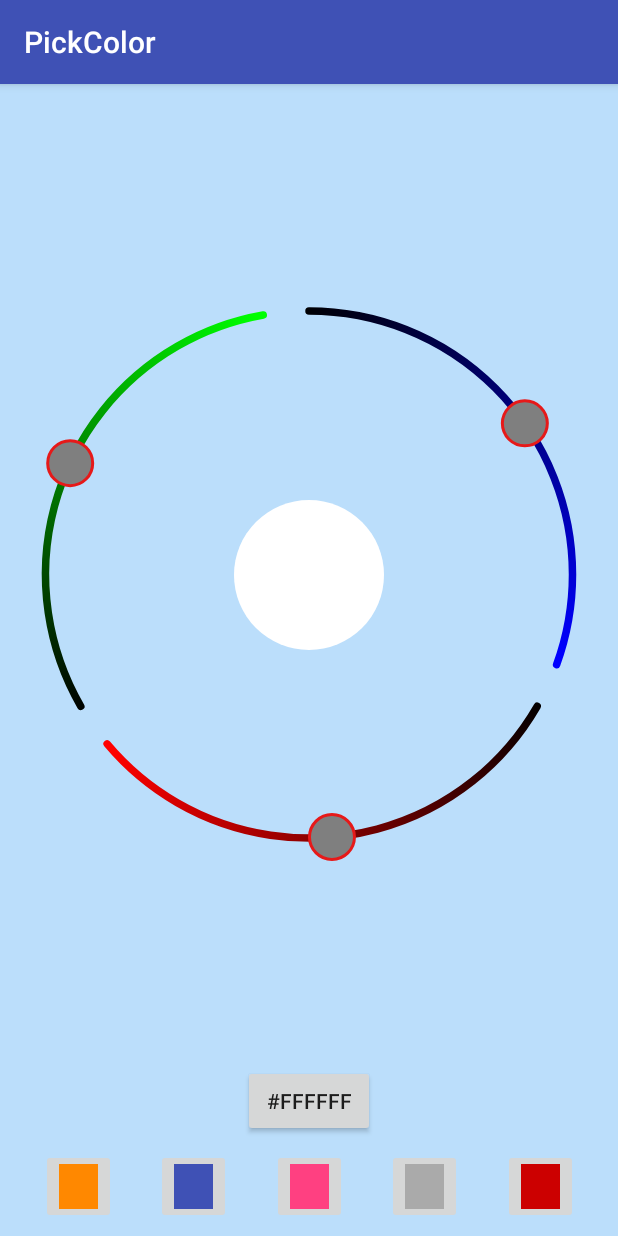
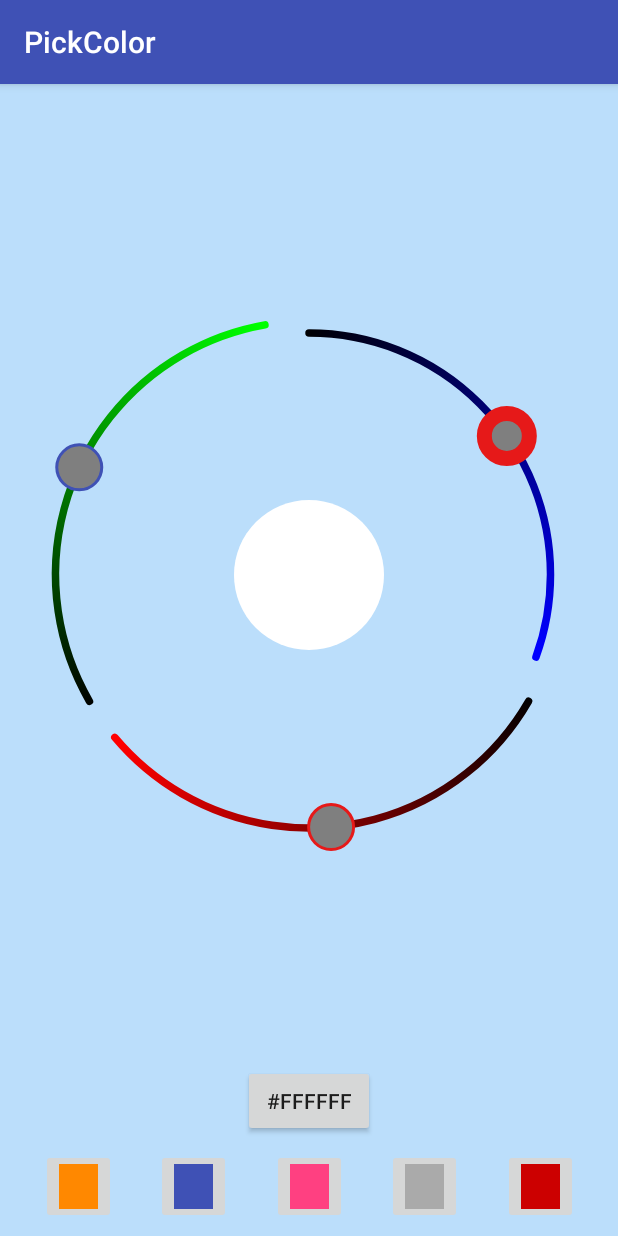
Before and after one commit to Madrapps/Pikolo, an Android app: the screen it shows after launch (MainActivity), on a phone screen of 412 x 824 dp. Run offline under Robolectric (Android 15) with nearby library versions, the phone set to English and light mode, and no system bars.

Commit message:
XML Attributes for RGBColorPicker #25

```diff
--- a/pikolo/src/main/java/com/madrapps/pikolo/ColorPicker.kt
+++ b/pikolo/src/main/java/com/madrapps/pikolo/ColorPicker.kt
@@ -12,6 +12,7 @@ import com.madrapps.pikolo.listeners.OnColorSelectionListener
 abstract class ColorPicker @JvmOverloads constructor(context: Context, attrs: AttributeSet? = null, defStyleAttr: Int = 0) : View(context, attrs, defStyleAttr) {
 
     protected val paints = Paints()
+    protected val config: Config
 
     internal abstract val color: Int
 
@@ -19,6 +20,24 @@ abstract class ColorPicker @JvmOverloads constructor(context: Context, attrs: At
     abstract override fun onSizeChanged(width: Int, height: Int, oldW: Int, oldH: Int)
     abstract fun setColorSelectionListener(listener: OnColorSelectionListener)
     abstract fun setColor(color: Int)
+
+    init {
+        val typedArray = context.obtainStyledAttributes(attrs, R.styleable.ColorPicker, defStyleAttr, 0)
+
+        val arcWidth = typedArray.getDimension(R.styleable.ColorPicker_arc_width, dp(5f))
+        val strokeWidth = typedArray.getDimension(R.styleable.ColorPicker_stroke_width, 0f)
+        val indicatorRadius = typedArray.getDimension(R.styleable.ColorPicker_indicator_radius, dp(15f))
+        val indicatorStrokeWidth = typedArray.getDimension(R.styleable.ColorPicker_indicator_stroke_width, dp(2f))
+        val strokeColor = typedArray.getColor(R.styleable.ColorPicker_stroke_color, 0)
+        val indicatorStrokeColor = typedArray.getColor(R.styleable.ColorPicker_indicator_stroke_color, 0)
+        val arcLength = typedArray.getFloat(R.styleable.ColorPicker_arc_length, 0f)
+        val radiusOffset = typedArray.getDimension(R.styleable.ColorPicker_radius_offset, 0f)
+
+        typedArray.recycle()
+
+        config = Config(arcWidth, strokeWidth, indicatorRadius, indicatorStrokeWidth,
+                strokeColor, indicatorStrokeColor, arcLength, radiusOffset)
+    }
 
     protected fun dp(value: Float): Float {
         return TypedValue.applyDimension(TypedValue.COMPLEX_UNIT_DIP, value, resources.displayMetrics)
@@ -67,4 +86,13 @@ abstract class ColorPicker @JvmOverloads constructor(context: Context, attrs: At
             dest.writeInt(color)
         }
     }
+
+    data class Config(val arcWidth: Float,
+                      val strokeWidth: Float,
+                      val indicatorRadius: Float,
+                      val indicatorStrokeWidth: Float,
+                      val strokeColor: Int,
+                      val indicatorStrokeColor: Int,
+                      val arcLength: Float,
+                      val radiusOffset: Float)
 }
--- a/pikolo/src/main/java/com/madrapps/pikolo/RGBColorPicker.kt
+++ b/pikolo/src/main/java/com/madrapps/pikolo/RGBColorPicker.kt
@@ -11,7 +11,6 @@ import com.madrapps.pikolo.components.rgb.GreenComponent
 import com.madrapps.pikolo.components.rgb.RedComponent
 import com.madrapps.pikolo.components.rgb.RgbMetrics
 import com.madrapps.pikolo.listeners.OnColorSelectionListener
-
 
 open class RGBColorPicker @JvmOverloads constructor(context: Context, attrs: AttributeSet? = null, defStyleAttr: Int = 0) : ColorPicker(context, attrs, defStyleAttr) {
 
@@ -29,55 +28,48 @@ open class RGBColorPicker @JvmOverloads constructor(context: Context, attrs: Att
         get() = metrics.getColor()
 
     init {
-        val globalArcWidth = dp(5f)
-        val globalStrokeWidth = 0f
-        val globalIndicatorRadius = dp(15f)
-        val globalIndicatorStrokeWidth = dp(2f)
-        val globalStrokeColor = 0
-        val globalIndicatorStrokeColor = 0
-        val globalArcLength = 110f
-        val globalRadiusOffset = 20f
+        val typedArray = context.obtainStyledAttributes(attrs, R.styleable.RGBColorPicker, defStyleAttr, 0)
 
-        val redArcLength = if (globalArcLength == 0f) 360f else globalArcLength
-        val redStartAngle = 30f
+        with(config) {
+            val redArcLength = typedArray.getFloat(R.styleable.RGBColorPicker_red_arc_length, if (arcLength == 0f) 110f else arcLength)
+            val redStartAngle = typedArray.getFloat(R.styleable.RGBColorPicker_red_start_angle, 30f)
+            redComponent = RedComponent(metrics, paints, redArcLength, redStartAngle).also {
+                it.fillWidth = typedArray.getDimension(R.styleable.RGBColorPicker_red_arc_width, arcWidth)
+                it.strokeWidth = typedArray.getDimension(R.styleable.RGBColorPicker_red_stroke_width, strokeWidth)
+                it.indicatorStrokeWidth = typedArray.getDimension(R.styleable.RGBColorPicker_red_indicator_stroke_width, indicatorStrokeWidth)
+                it.indicatorStrokeColor = typedArray.getColor(R.styleable.RGBColorPicker_red_indicator_stroke_color, indicatorStrokeColor)
+                it.strokeColor = typedArray.getColor(R.styleable.RGBColorPicker_red_stroke_color, strokeColor)
+                it.indicatorRadius = typedArray.getDimension(R.styleable.RGBColorPicker_red_indicator_radius, indicatorRadius)
+            }
 
-        val greenArcLength = if (globalArcLength == 0f) 360f else globalArcLength
-        val greenStartAngle = 150f
+            val greenArcLength = typedArray.getFloat(R.styleable.RGBColorPicker_green_arc_length, if (arcLength == 0f) 110f else arcLength)
+            val greenStartAngle = typedArray.getFloat(R.styleable.RGBColorPicker_green_start_angle, 150f)
+            greenComponent = GreenComponent(metrics, paints, greenArcLength, greenStartAngle).also {
+                it.fillWidth = typedArray.getDimension(R.styleable.RGBColorPicker_green_arc_width, arcWidth)
+                it.strokeWidth = typedArray.getDimension(R.styleable.RGBColorPicker_green_stroke_width, strokeWidth)
+                it.indicatorStrokeWidth = typedArray.getDimension(R.styleable.RGBColorPicker_green_indicator_stroke_width, indicatorStrokeWidth)
+                it.indicatorStrokeColor = typedArray.getColor(R.styleable.RGBColorPicker_green_indicator_stroke_color, indicatorStrokeColor)
+                it.strokeColor = typedArray.getColor(R.styleable.RGBColorPicker_green_stroke_color, strokeColor)
+                it.indicatorRadius = typedArray.getDimension(R.styleable.RGBColorPicker_green_indicator_radius, indicatorRadius)
+            }
 
-        val blueArcLength = if (globalArcLength == 0f) 360f else globalArcLength
-        val blueStartAngle = 270f
+            val blueArcLength = typedArray.getFloat(R.styleable.RGBColorPicker_blue_arc_length, if (arcLength == 0f) 110f else arcLength)
+            val blueStartAngle = typedArray.getFloat(R.styleable.RGBColorPicker_blue_start_angle, 270f)
 
-        redComponent = RedComponent(metrics, paints, redArcLength, redStartAngle)
-        greenComponent = GreenComponent(metrics, paints, greenArcLength, greenStartAngle)
-        blueComponent = BlueComponent(metrics, paints, blueArcLength, blueStartAngle)
+            blueComponent = BlueComponent(metrics, paints, blueArcLength, blueStartAngle).also {
+                it.fillWidth = typedArray.getDimension(R.styleable.RGBColorPicker_blue_arc_width, arcWidth)
+                it.strokeWidth = typedArray.getDimension(R.styleable.RGBColorPicker_blue_stroke_width, config.strokeWidth)
+                it.indicatorStrokeWidth = typedArray.getDimension(R.styleable.RGBColorPicker_blue_indicator_stroke_width, indicatorStrokeWidth)
+                it.indicatorStrokeColor = typedArray.getColor(R.styleable.RGBColorPicker_blue_indicator_stroke_color, indicatorStrokeColor)
+                it.strokeColor = typedArray.getColor(R.styleable.RGBColorPicker_blue_stroke_color, strokeColor)
+                it.indicatorRadius = typedArray.getDimension(R.styleable.RGBColorPicker_blue_indicator_radius, indicatorRadius)
+            }
 
-        redComponent.fillWidth = globalArcWidth
-        redComponent.strokeWidth = globalStrokeWidth
-        redComponent.indicatorStrokeWidth = globalIndicatorStrokeWidth
-        redComponent.indicatorStrokeColor = globalIndicatorStrokeColor
-        redComponent.strokeColor = globalStrokeColor
-        redComponent.indicatorRadius = globalIndicatorRadius
-
-        redRadiusOffset = if (globalRadiusOffset == 0f) dp(1f) else globalRadiusOffset
-
-        greenComponent.fillWidth = globalArcWidth
-        greenComponent.strokeWidth = globalStrokeWidth
-        greenComponent.indicatorStrokeWidth = globalIndicatorStrokeWidth
-        greenComponent.indicatorStrokeColor = globalIndicatorStrokeColor
-        greenComponent.strokeColor = globalStrokeColor
-        greenComponent.indicatorRadius = globalIndicatorRadius
-
-        greenRadiusOffset = if (globalRadiusOffset == 0f) dp(1f) else globalRadiusOffset
-
-        blueComponent.fillWidth = globalArcWidth
-        blueComponent.strokeWidth = globalStrokeWidth
-        blueComponent.indicatorStrokeWidth = globalIndicatorStrokeWidth
-        blueComponent.indicatorStrokeColor = globalIndicatorStrokeColor
-        blueComponent.strokeColor = globalStrokeColor
-        blueComponent.indicatorRadius = globalIndicatorRadius
-
-        blueRadiusOffset = if (globalRadiusOffset == 0f) dp(1f) else globalRadiusOffset
-
+            redRadiusOffset = typedArray.getDimension(R.styleable.RGBColorPicker_red_radius_offset, if (radiusOffset == 0f) dp(25f) else radiusOffset)
+            greenRadiusOffset = typedArray.getDimension(R.styleable.RGBColorPicker_green_radius_offset, if (radiusOffset == 0f) dp(25f) else radiusOffset)
+            blueRadiusOffset = typedArray.getDimension(R.styleable.RGBColorPicker_blue_radius_offset, if (radiusOffset == 0f) dp(25f) else radiusOffset)
+        }
+        typedArray.recycle()
     }
 
     override fun onDraw(canvas: Canvas) {
--- a/sample/src/main/res/layout/activity_main.xml
+++ b/sample/src/main/res/layout/activity_main.xml
@@ -21,7 +21,7 @@
         <!--app:layout_constraintLeft_toLeftOf="parent"-->
         <!--app:layout_constraintRight_toRightOf="parent"-->
         <!--app:layout_constraintTop_toTopOf="parent"-->
-        <!--app:lightness_indicator_stroke_width="0dp"-->
+        <!--pikolo:lightness_indicator_stroke_width="0dp"-->
         <!--pikolo:arc_length="110"-->
         <!--pikolo:hue_start_angle="30"-->
         <!--pikolo:lightness_start_angle="270"-->
@@ -44,6 +44,13 @@
         app:layout_constraintLeft_toLeftOf="parent"
         app:layout_constraintRight_toRightOf="parent"
         app:layout_constraintTop_toTopOf="parent"
+        pikolo:blue_indicator_stroke_width="10dp"
+        pikolo:arc_length="110"
+        pikolo:red_start_angle="30"
+        pikolo:blue_start_angle="270"
+        pikolo:radius_offset="20dp"
+        pikolo:green_indicator_stroke_color="@color/colorPrimary"
+        pikolo:green_start_angle="150"
         tools:layout_constraintBottom_creator="1"
         tools:layout_constraintLeft_creator="1"
         tools:layout_constraintRight_creator="1"
```
Also changed, not shown: pikolo/src/main/java/com/madrapps/pikolo/HSLColorPicker.kt (+35 -47 lines), pikolo/src/main/res/values/attrs.xml (+48 -8 lines).
